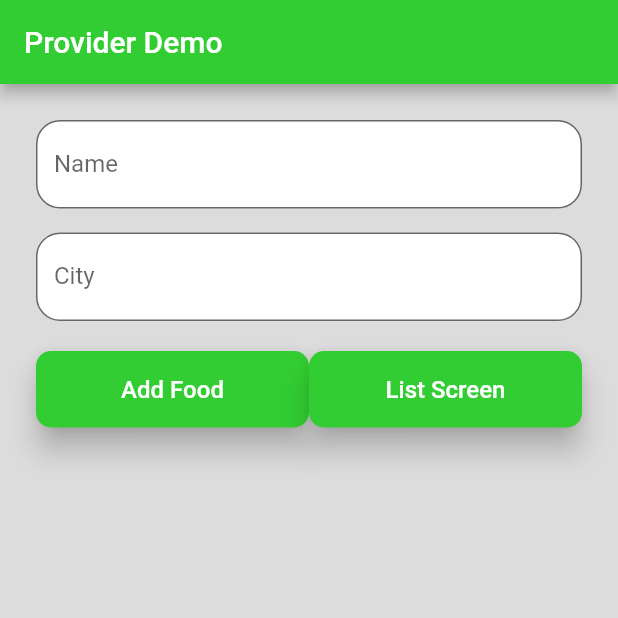
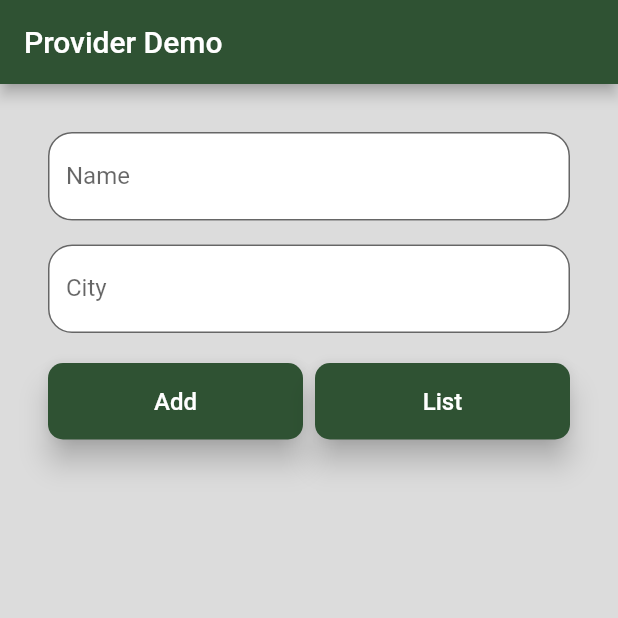
Before and after one commit to theflutterfactory/Flutter-Tutorials, a Flutter app: the screen it shows after launch, on a phone screen of 412 x 824 dp, the top half of it. Run offline on Flutter 3.47's test engine with Material 2 defaults, Android fonts, the phone set to English and light mode, and no system bars.

Commit message:
update app color, adjusted some text and spacing

```diff
--- a/lib/main.dart
+++ b/lib/main.dart
@@ -9,8 +9,8 @@ class MyApp extends StatelessWidget {
     return MaterialApp(
       debugShowCheckedModeBanner: false,
       theme: ThemeData(
-        appBarTheme: AppBarTheme(color: Color(0xFF32CD32)),
-        primaryColor: Color(0xFF32CD32),
+        appBarTheme: AppBarTheme(color: Color(0xFF2F5233)),
+        primaryColor: Color(0xFF2F5233),
         backgroundColor: Color(0xFFDCDCDC),
       ),
       home: Home(),
--- a/lib/screens/home.dart
+++ b/lib/screens/home.dart
@@ -41,7 +41,7 @@ class HomeState extends State<Home> {
         ),
       ),
       body: SingleChildScrollView(
-        padding: EdgeInsets.all(24),
+        padding: EdgeInsets.all(32),
         child: Form(
           key: _formKey,
           child: Column(
@@ -62,10 +62,10 @@ class HomeState extends State<Home> {
               ),
               SizedBox(height: 20),
               Row(
-                mainAxisAlignment: MainAxisAlignment.spaceAround,
+                mainAxisAlignment: MainAxisAlignment.spaceBetween,
                 children: [
                   CheetahButton(
-                    text: 'Add Food',
+                    text: 'Add',
                     onPressed: () {
                       if (!_formKey.currentState.validate()) return;
 
@@ -74,8 +74,9 @@ class HomeState extends State<Home> {
                       addUser(User(_name, _city));
                     },
                   ),
+                  SizedBox(width: 8),
                   CheetahButton(
-                    text: 'List Screen',
+                    text: 'List',
                     onPressed: () {
                       Navigator.push(
                         context,
--- a/lib/widget/user_list.dart
+++ b/lib/widget/user_list.dart
@@ -12,6 +12,7 @@ class UserList extends StatelessWidget {
     return ListView.builder(
       shrinkWrap: true,
       itemBuilder: (BuildContext context, int index) => Card(
+        elevation: 8,
         child: Padding(
           padding: EdgeInsets.all(16),
           child: Row(
```
